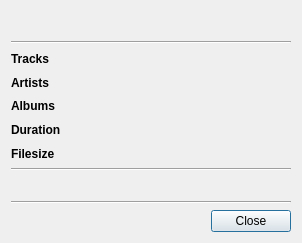
The window that src/Gui/Library/Utils/GUI_LibraryInfoBox.ui (Inferno214221/sayonara-player) describes before a commit, drawn with Qt 5.
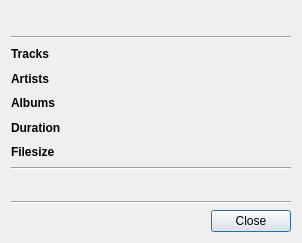
The same window after the commit.

```diff
--- a/src/Gui/Library/Utils/GUI_LibraryInfoBox.ui
+++ b/src/Gui/Library/Utils/GUI_LibraryInfoBox.ui
@@ -239,17 +239,8 @@
      </property>
      <item>
       <widget class="QLabel" name="lab_icon">
-       <property name="minimumSize">
-        <size>
-         <width>24</width>
-         <height>24</height>
-        </size>
-       </property>
-       <property name="maximumSize">
-        <size>
-         <width>24</width>
-         <height>24</height>
-        </size>
+       <property name="styleSheet">
+        <string notr="true">min-width: 5ex; min-height: 5ex; max-width: 5ex; max-height: 5ex;</string>
        </property>
        <property name="text">
         <string/>
```
